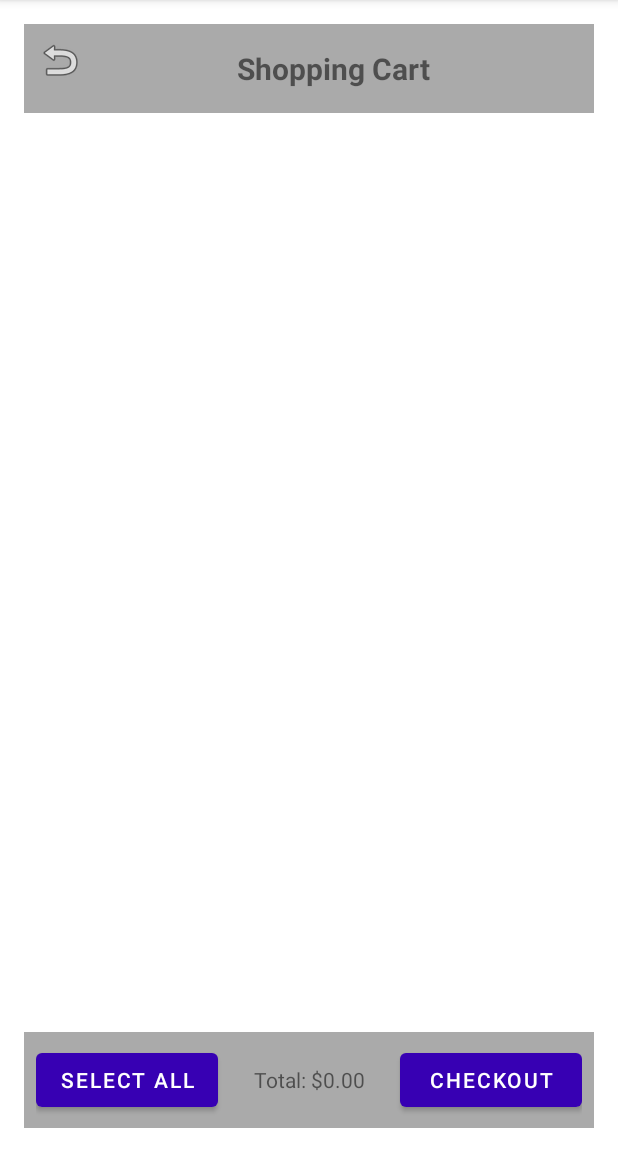
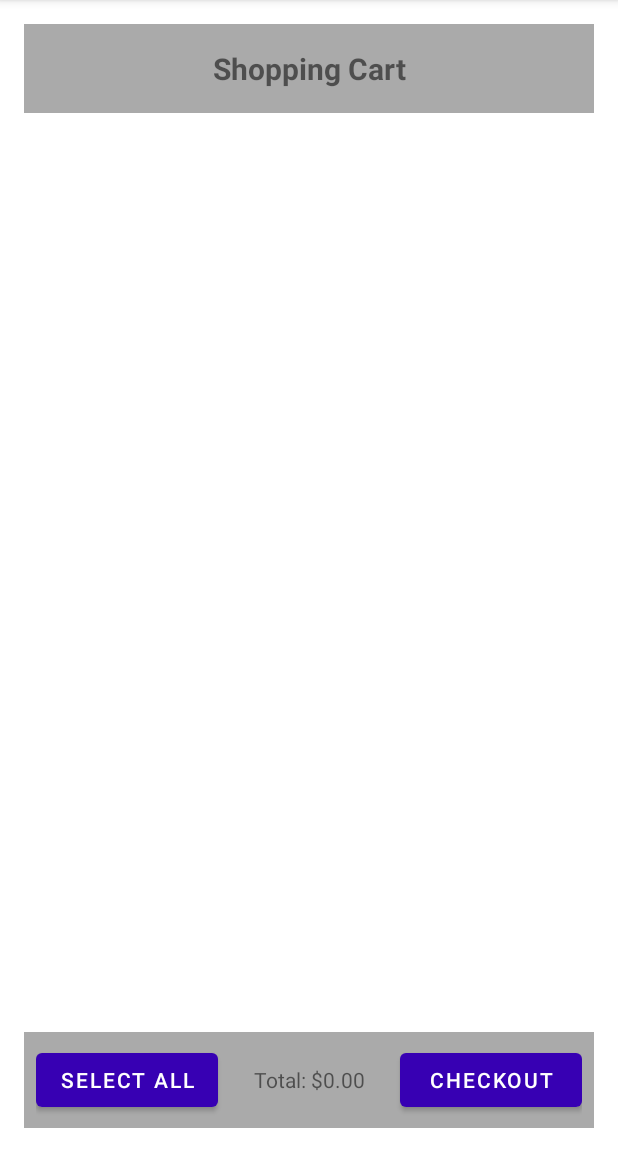
Before and after one commit to MjVarro/PRM392_MobileShopping, an Android app: the ShoppingCartActivity screen opened directly, with no data from a screen before it, on a phone screen of 412 x 824 dp, the part 84-1236 px from its top. Run offline under Robolectric (Android 15) with nearby library versions, the light colour scheme and no system bars; 10 statements that could not run were skipped.

Commit message:
update nhẹ

```diff
--- a/app/src/main/java/com/example/test1/ShoppingCartActivity.java
+++ b/app/src/main/java/com/example/test1/ShoppingCartActivity.java
@@ -26,7 +26,7 @@ public class ShoppingCartActivity extends AppCompatActivity {
     private TextView emptyCartMessage;
     private TextView textTotalPayment;
     private CartAdapter cartAdapter;
-    private ImageButton backBtn;
+
     private Button btnCheckout;
     private Button btnSelectAll;
     private SessionManager sessionManager;
@@ -53,7 +53,7 @@ public class ShoppingCartActivity extends AppCompatActivity {
         recyclerViewCart = findViewById(R.id.recyclerViewCart);
         emptyCartMessage = findViewById(R.id.emptyCartMessage);
         textTotalPayment = findViewById(R.id.textTotalPayment);
-        backBtn = findViewById(R.id.backButton);
+
         btnCheckout = findViewById(R.id.btnCheckout);
         btnSelectAll = findViewById(R.id.btnSelectAll); // Liên kết với nút Select All
 
@@ -66,7 +66,7 @@ public class ShoppingCartActivity extends AppCompatActivity {
         updateTotalPayment();
         toggleCartVisibility(cartItems);
 
-        backBtn.setOnClickListener(v -> onBackPressed());
+
 
         btnSelectAll.setOnClickListener(v -> {
             isAllSelected = !isAllSelected; // Chuyển đổi trạng thái
--- a/app/src/main/res/layout/activity_shopping_cart.xml
+++ b/app/src/main/res/layout/activity_shopping_cart.xml
@@ -14,13 +14,6 @@
         android:padding="8dp"
         android:background="@android:color/darker_gray">
 
-        <ImageButton
-            android:id="@+id/backButton"
-            android:layout_width="wrap_content"
-            android:layout_height="wrap_content"
-            android:src="@android:drawable/ic_menu_revert"
-            android:background="?android:attr/actionBarItemBackground"
-            android:contentDescription="Back" />
 
         <TextView
             android:layout_width="match_parent"
```
